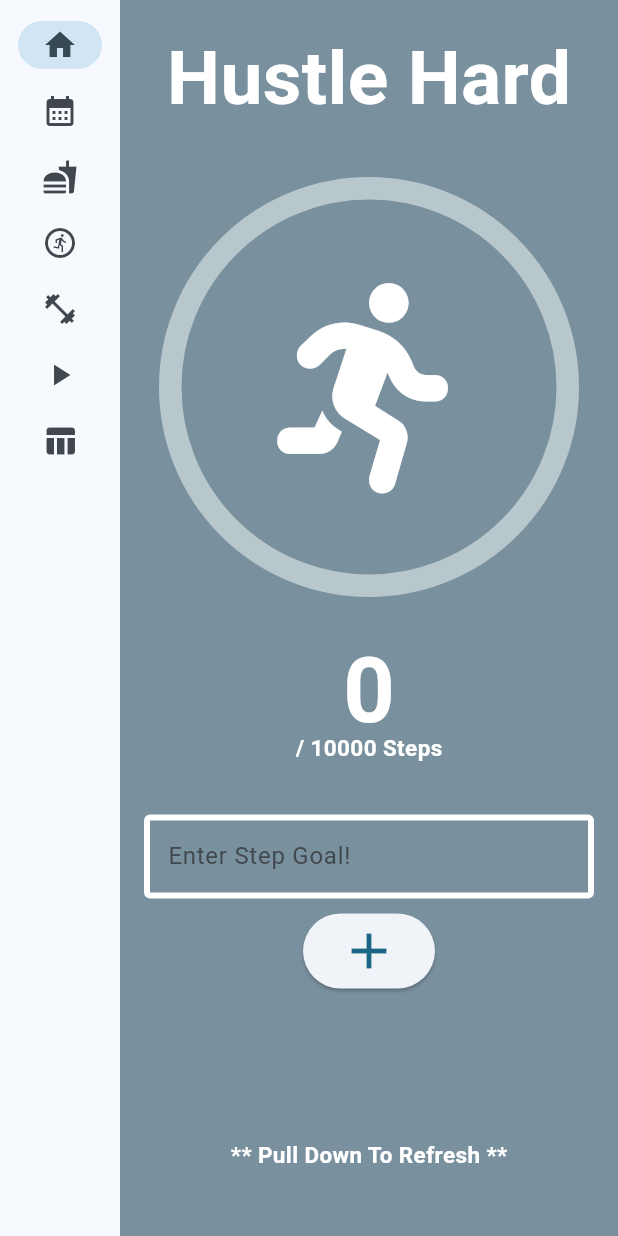
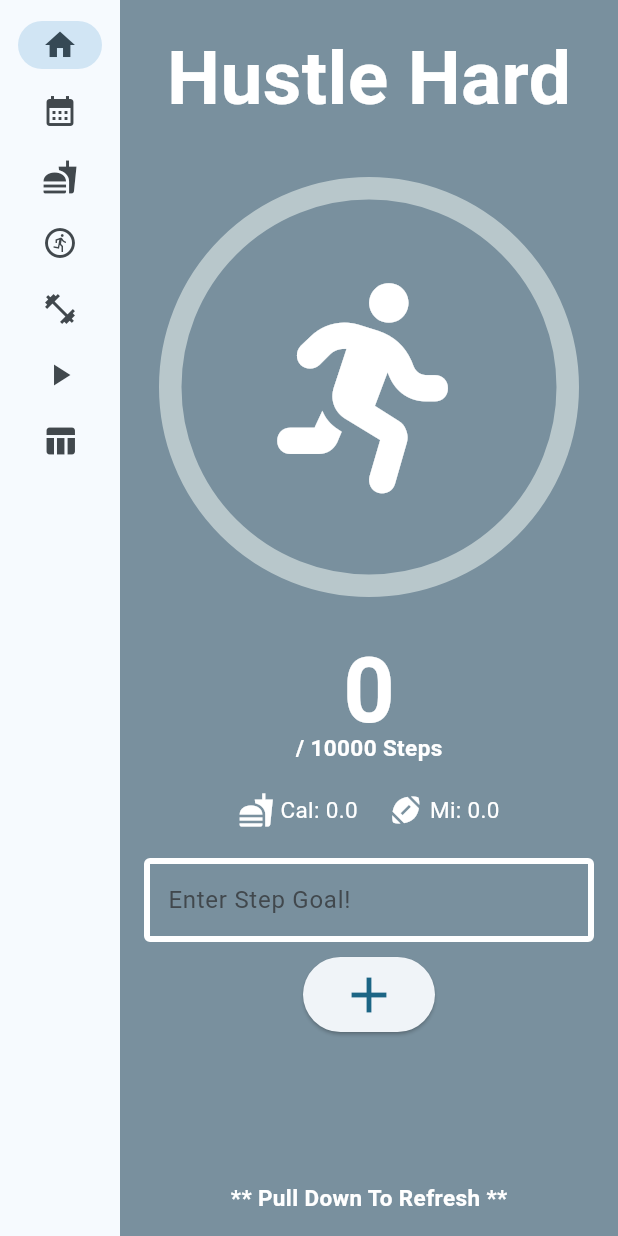
Before and after one commit to ElijahY123/HustleHard, a Flutter app: the screen it shows after launch, on a phone screen of 412 x 824 dp. Run offline on Flutter 3.47's test engine with Material 3 defaults, Android fonts, the phone set to English and light mode, and no system bars; drawn by our look-alikes of percent_indicator; our stand-ins replace cloud_firestore, firebase_core, firebase_database, fl_chart, flutter_typeahead, font_awesome_flutter and 5 more; accounts and stored records are empty.

Commit message:
added calores burned and miles walked functionality to the pedometer based on the amount of steps taken

```diff
--- a/lib/Controller/controller.dart
+++ b/lib/Controller/controller.dart
@@ -1,6 +1,5 @@
 import 'package:firstapp/Views/MuscleGroupsPage.dart';
 import 'package:flutter/material.dart';
-import 'package:pedometer/pedometer.dart';
 import '../Model/model.dart';
 import '../Views/CalorieCounter.dart';
 import '../Views/Workout.dart';
@@ -165,6 +164,10 @@ class _FitnessControllerState extends State<FitnessController> {
   }
 
   Future<void> refresh() {
+    setState(() {
+      homeModel.calculateCaloriesBurned();
+      homeModel.calculateMilesWalked();
+    });
     return Future.delayed(Duration(seconds: 1));
   }
 
@@ -186,6 +189,8 @@ class _FitnessControllerState extends State<FitnessController> {
           getStepGoal: getStepGoal,
           refresh: refresh,
           steps: homeModel.stepCount.toString(),
+          caloriesBurned: homeModel.caloriesBurned,
+          milesWalked: homeModel.milesWalked,
         );
         break;
       case 1:
--- a/lib/Model/model.dart
+++ b/lib/Model/model.dart
@@ -191,6 +191,8 @@ class HomePage{
   int stepCount = 0;
   int goal = 10000;
   double stepsPercent = 0;
+  double caloriesBurned = 0;
+  double milesWalked = 0;
 
   TextEditingController getStepGoalController() {
     return stepGoalController;
@@ -237,4 +239,12 @@ class HomePage{
     _stepCountStream = Pedometer.stepCountStream;
     _stepCountStream.listen(onStepCount);
   }
+
+  void calculateCaloriesBurned() {
+    caloriesBurned = stepCount / 25;
+  }
+
+  void calculateMilesWalked() {
+    milesWalked = stepCount / 2000;
+  }
 }
--- a/lib/Views/MainPage.dart
+++ b/lib/Views/MainPage.dart
@@ -16,6 +16,8 @@ class MainPage extends StatelessWidget {
   final Function() getStepGoal;
   final Future<void> Function() refresh;
   String steps;
+  double caloriesBurned;
+  double milesWalked;
 
   MainPage({
     required this.getSteps,
@@ -25,7 +27,9 @@ class MainPage extends StatelessWidget {
     required this.updateStepGoal,
     required this.getStepGoal,
     required this.refresh,
-    required this.steps
+    required this.steps,
+    required this.caloriesBurned,
+    required this.milesWalked,
 });
 
   @override
@@ -53,16 +57,6 @@ class MainPage extends StatelessWidget {
                     ),
                   ),
                 ),
-                /*Center(
-                  child: Text(
-                    "Goal: " + getStepGoal().toString(),
-                    style: TextStyle(
-                      fontSize: 40,
-                      fontWeight: FontWeight.bold,
-                      color: Colors.white,
-                    ),
-                  ),
-                ),*/
                 SizedBox(
                   height: 30,
                 ),
@@ -103,7 +97,50 @@ class MainPage extends StatelessWidget {
                   ),
                 ),
                 SizedBox(
-                  height: 35,
+                  height: 20,
+                ),
+                Center(
+                  child: Row(
+                    mainAxisAlignment: MainAxisAlignment.center,
+                    children: [
+                      Center(
+                        child: Icon(
+                          Icons.fastfood,
+                          color: Colors.white,
+                        ),
+                      ),
+                      Center(
+                        child: Text(
+                            " Cal: " + caloriesBurned.toString(),
+                          style: TextStyle(
+                            fontSize: 15,
+                            color: Colors.white
+                          ),
+                        ),
+                      ),
+                      SizedBox(
+                        width: 20,
+                      ),
+                      Center(
+                        child: Icon(
+                          Icons.sports_football,
+                          color: Colors.white,
+                        ),
+                      ),
+                      Center(
+                        child: Text(
+                          " Mi: " + milesWalked.toString(),
+                          style: TextStyle(
+                              fontSize: 15,
+                              color: Colors.white
+                          ),
+                        ),
+                      ),
+                    ],
+                  ),
+                ),
+                SizedBox(
+                  height: 20,
                 ),
                 Center(
                   child: Column(
@@ -170,13 +207,10 @@ class MainPage extends StatelessWidget {
               ],
             ),
           ),
-      ]
-    ),
-        )
-    )
+            ]
+          ),
+        ),
+      ),
     );
-    /*return Center(
-      child: Text('GetFit', textAlign: TextAlign.center),
-    );*/
   }
 }
```
